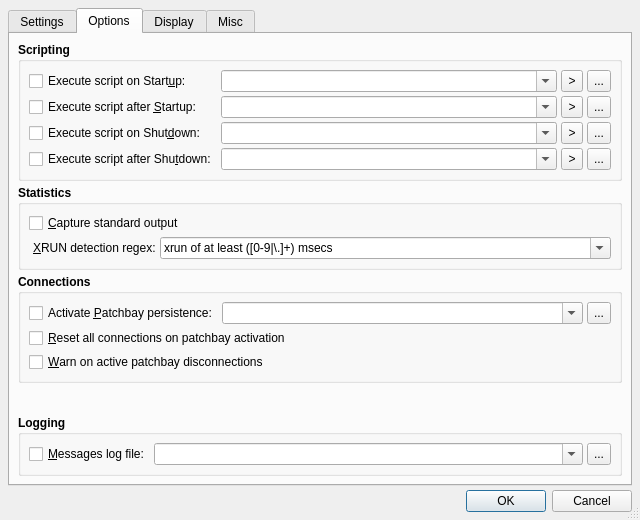
rncbc/qjackctl, file src/qjackctlSetupForm.ui: the form before one commit.
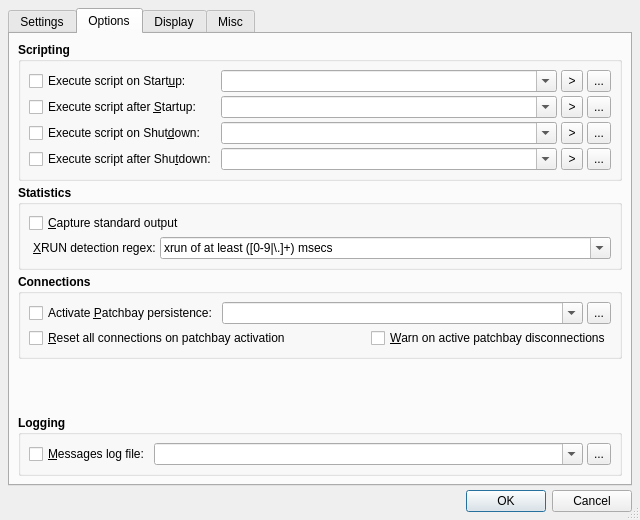
The form after the commit. The open tabs and pages were chosen to show the change. Icons and pictures are not drawn. Custom widgets are drawn as their Qt base class.

Commit message: - Setup dialog is now one line less taller.

```diff
--- a/src/qjackctlSetupForm.ui
+++ b/src/qjackctlSetupForm.ui
@@ -2509,7 +2509,7 @@
             </property>
            </widget>
           </item>
-          <item row="1" column="0" colspan="3">
+          <item row="1" column="0" colspan="2">
            <widget class="QCheckBox" name="ActivePatchbayResetCheckBox">
             <property name="font">
              <font>
@@ -2525,7 +2525,7 @@
             </property>
            </widget>
           </item>
-          <item row="2" column="0" colspan="3">
+          <item row="1" column="2" colspan="2">
            <widget class="QCheckBox" name="QueryDisconnectCheckBox">
             <property name="font">
              <font>
```
